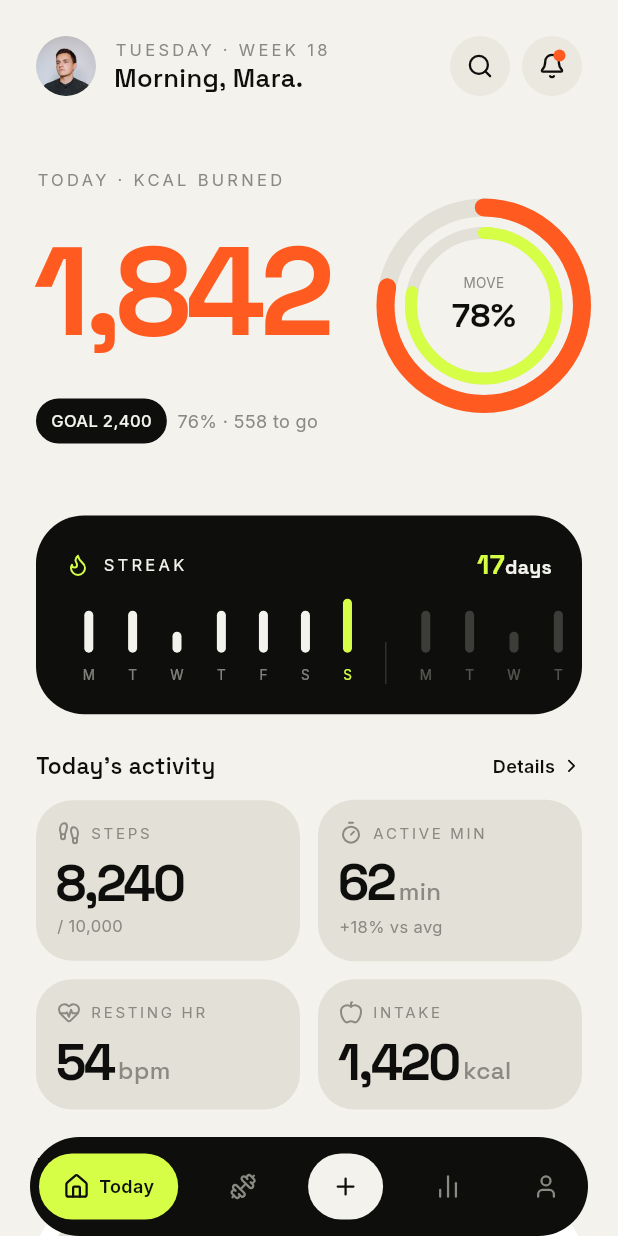
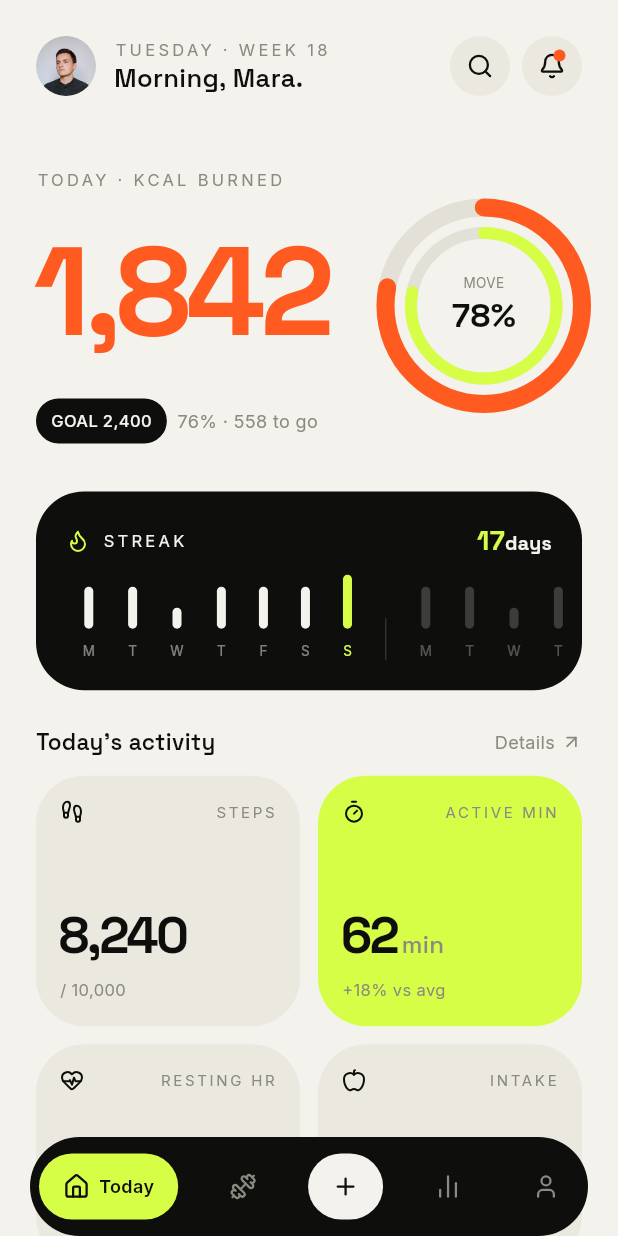
Before and after one commit to ashiq-dev-codes/droplet_flutter, a Flutter app: the screen it shows after launch, on a phone screen of 412 x 824 dp. Run offline on Flutter 3.47's test engine with Material 3 defaults, Android fonts, the phone set to English and light mode, and no system bars; our stand-ins replace device_preview, lucide_icons_flutter.

Commit message:
feat: update layout and styling for TodayPage components

```diff
--- a/lib/features/today/presentation/page/today_page.dart
+++ b/lib/features/today/presentation/page/today_page.dart
@@ -19,14 +19,25 @@ class TodayPage extends StatelessWidget {
               child: Column(
                 crossAxisAlignment: CrossAxisAlignment.start,
                 children: [
+                  SizedBox(height: 8),
+
+                  // Kcal
                   _KcalCard(),
-                  SizedBox(height: 16),
+                  SizedBox(height: 32),
+
+                  // Streak
                   _StreakCard(),
                   SizedBox(height: 24),
+
+                  // Activity
                   _ActivitySection(),
                   SizedBox(height: 24),
+
+                  // Workouts
                   _WorkoutsSection(),
                   SizedBox(height: 24),
+
+                  // Week totals
                   _WeekTotalsCard(),
                 ],
               ),
@@ -178,9 +189,7 @@ class _KcalCardState extends State<_KcalCard>
 
   @override
   Widget build(BuildContext context) {
-    return Container(
-      padding: const EdgeInsets.only(top: 8, bottom: 32),
-      child: Row(
+    return Row(
       children: [
         // Left column
         Expanded(
@@ -322,7 +331,6 @@ class _KcalCardState extends State<_KcalCard>
           },
         ),
       ],
-      ),
     );
   }
 }
@@ -666,7 +674,6 @@ class _ActivitySection extends StatelessWidget {
   @override
   Widget build(BuildContext context) {
     return Column(
-      crossAxisAlignment: CrossAxisAlignment.start,
       children: [
         // Title row
         Row(
@@ -675,10 +682,10 @@ class _ActivitySection extends StatelessWidget {
             const Text(
               "Today's activity",
               style: TextStyle(
+                fontSize: 15,
+                fontWeight: FontWeight.w600,
+                color: AppColors.textPrimary,
                 fontFamily: AppFont.spaceGrotesk,
-                fontWeight: FontWeight.w600,
-                fontSize: 15,
-                color: AppColors.textPrimary,
               ),
             ),
             Row(
@@ -686,43 +693,44 @@ class _ActivitySection extends StatelessWidget {
                 const Text(
                   'Details',
                   style: TextStyle(
+                    fontSize: 12,
                     fontFamily: AppFont.inter,
-                    fontWeight: FontWeight.w600,
-                    fontSize: 12,
-                    color: AppColors.textPrimary,
+                    fontWeight: FontWeight.w400,
+                    color: AppColors.textSecondary,
                   ),
                 ),
                 const SizedBox(width: 4),
                 Icon(
-                  LucideIcons.chevronRight,
+                  LucideIcons.arrowUpRight,
                   size: 14,
-                  color: AppColors.textPrimary,
+                  color: AppColors.textSecondary,
                 ),
               ],
             ),
           ],
         ),
         const SizedBox(height: 12),
+
         // 2x2 grid
         Row(
           children: [
             Expanded(
               child: _statCard(
-                LucideIcons.footprints,
-                'STEPS',
-                '8,240',
-                null,
-                '/ 10,000',
+                icon: LucideIcons.footprints,
+                label: 'STEPS',
+                value: '8,240',
+                badge: '/ 10,000',
               ),
             ),
             const SizedBox(width: 12),
             Expanded(
               child: _statCard(
-                LucideIcons.timer,
-                'ACTIVE MIN',
-                '62',
-                'min',
-                '+18% vs avg',
+                icon: LucideIcons.timer,
+                label: 'ACTIVE MIN',
+                value: '62',
+                unit: 'min',
+                badge: '+18% vs avg',
+                color: AppColors.accentLime,
               ),
             ),
           ],
@@ -732,21 +740,19 @@ class _ActivitySection extends StatelessWidget {
           children: [
             Expanded(
               child: _statCard(
-                LucideIcons.heartPulse,
-                'RESTING HR',
-                '54',
-                'bpm',
-                null,
+                icon: LucideIcons.heartPulse,
+                label: 'RESTING HR',
+                value: '54',
+                unit: 'bpm',
               ),
             ),
             const SizedBox(width: 12),
             Expanded(
               child: _statCard(
-                LucideIcons.apple,
-                'INTAKE',
-                '1,420',
-                'kcal',
-                null,
+                icon: LucideIcons.apple,
+                label: 'INTAKE',
+                value: '1,420',
+                unit: 'kcal',
               ),
             ),
           ],
@@ -755,54 +761,56 @@ class _ActivitySection extends StatelessWidget {
     );
   }
 
-  Widget _statCard(
-    IconData icon,
-    String label,
-    String value,
+  Widget _statCard({
     String? unit,
     String? badge,
-  ) {
+    required String label,
+    required String value,
+    required IconData icon,
+    Color color = AppColors.backgroundDark,
+  }) {
     return Container(
-      padding: const EdgeInsets.all(14),
+      padding: const EdgeInsets.all(16),
       decoration: BoxDecoration(
-        color: AppColors.surface,
-        borderRadius: BorderRadius.circular(24),
+        color: color,
+        borderRadius: BorderRadius.circular(32),
       ),
       child: Column(
         crossAxisAlignment: CrossAxisAlignment.start,
         children: [
           // Icon + label
           Row(
+            mainAxisAlignment: MainAxisAlignment.spaceBetween,
             children: [
-              Icon(icon, size: 16, color: AppColors.textSecondary),
+              Icon(icon, size: 16, color: AppColors.primary),
               const SizedBox(width: 6),
               Text(
                 label,
                 style: const TextStyle(
+                  fontSize: 10,
+                  letterSpacing: 1.8,
                   fontFamily: AppFont.inter,
                   fontWeight: FontWeight.w400,
-                  fontSize: 10,
-                  letterSpacing: 1.8,
                   color: AppColors.textSecondary,
                 ),
               ),
             ],
           ),
-          const SizedBox(height: 8),
+          const SizedBox(height: 50),
+
           // Value
           Row(
+            textBaseline: TextBaseline.alphabetic,
             crossAxisAlignment: CrossAxisAlignment.baseline,
-            textBaseline: TextBaseline.alphabetic,
             children: [
               Text(
                 value,
                 style: const TextStyle(
+                  fontSize: 34,
+                  letterSpacing: -1.7,
+                  fontWeight: FontWeight.bold,
+                  color: AppColors.textPrimary,
                   fontFamily: AppFont.spaceGrotesk,
-                  fontWeight: FontWeight.w700,
-                  fontSize: 34,
-                  height: 1,
-                  letterSpacing: -1.7,
-                  color: AppColors.textPrimary,
                 ),
               ),
               if (unit != null) ...[
@@ -810,10 +818,10 @@ class _ActivitySection extends StatelessWidget {
                 Text(
                   unit,
                   style: const TextStyle(
+                    fontSize: 16,
+                    fontWeight: FontWeight.w500,
+                    color: AppColors.textSecondary,
                     fontFamily: AppFont.spaceGrotesk,
-                    fontWeight: FontWeight.w500,
-                    fontSize: 16,
-                    color: AppColors.textSecondary,
                   ),
                 ),
               ],
@@ -824,10 +832,9 @@ class _ActivitySection extends StatelessWidget {
             Text(
               badge,
               style: const TextStyle(
+                fontSize: 11,
                 fontFamily: AppFont.inter,
                 fontWeight: FontWeight.w400,
-                fontSize: 11,
-                height: 1.5,
                 color: AppColors.textSecondary,
               ),
             ),
```
Lines whose indentation alone changed are shown as unchanged.
